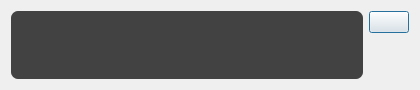
This is dialog.ui in chris1287/comenum as Qt 5 draws it before an edit. The edited form follows.
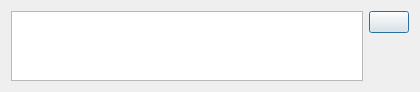
This is the edited form. Icons and pictures are not drawn.

Commit message:
Remove hardcoded style sheet.
Apply external style sheet by using qss file.

Diff of the .ui file:
```diff
--- a/dialog.ui
+++ b/dialog.ui
@@ -26,12 +26,6 @@
   <layout class="QHBoxLayout" name="horizontalLayout">
    <item>
     <widget class="QListView" name="listView">
-     <property name="styleSheet">
-      <string notr="true">background-color: rgb(66, 66, 66);
-color: rgb(255, 255, 255);
-font: 75 10pt &quot;Comic Sans MS&quot;;
-border-radius: 7px;</string>
-     </property>
      <property name="selectionMode">
       <enum>QAbstractItemView::NoSelection</enum>
      </property>
```
The commit also changes 3 other files.
